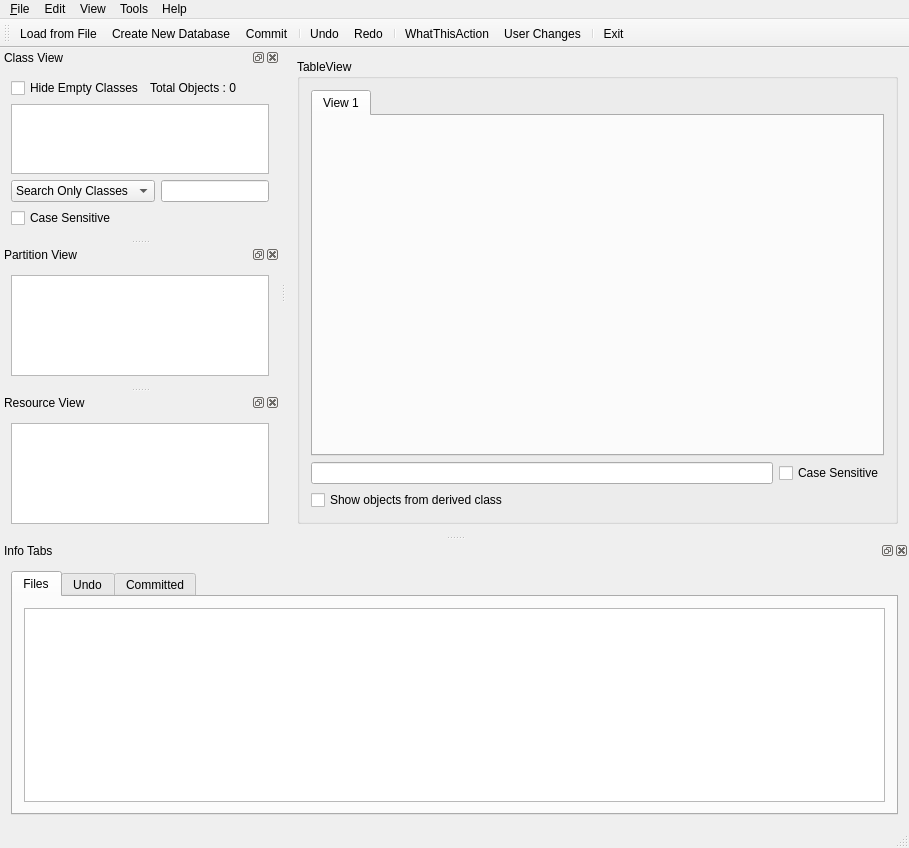
jcfreeman2/dbe, file ui/DBE.ui: the form before one commit.
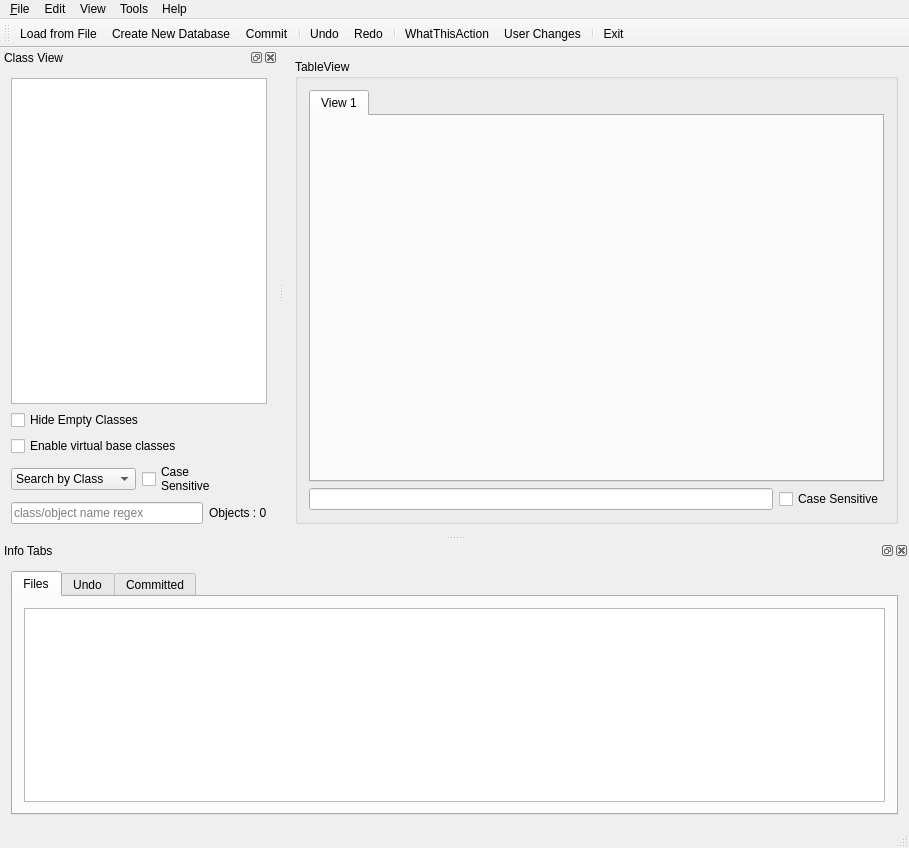
The form after the commit. The open tabs and pages were chosen to show the change. Icons and pictures are not drawn. Custom widgets are drawn as their Qt base class.

Commit message: Remove Partition and Resource views, update tooltips and rearrange ui elements

The edit to the form file:
```diff
--- a/ui/DBE.ui
+++ b/ui/DBE.ui
@@ -31,6 +31,12 @@
         <property name="acceptDrops">
          <bool>false</bool>
         </property>
+        <property name="toolTip">
+         <string/>
+        </property>
+        <property name="toolTipDuration">
+         <number>1</number>
+        </property>
         <property name="title">
          <string>TableView</string>
         </property>
@@ -43,6 +49,12 @@
            <property name="acceptDrops">
             <bool>false</bool>
            </property>
+           <property name="toolTip">
+            <string/>
+           </property>
+           <property name="toolTipDuration">
+            <number>1</number>
+           </property>
            <property name="currentIndex">
             <number>0</number>
            </property>
@@ -60,6 +72,9 @@
             <layout class="QHBoxLayout" name="HorizontalLayout8">
              <item>
               <widget class="QLineEdit" name="SearchLineTable">
+               <property name="toolTip">
+                <string>Class name to search for regex</string>
+               </property>
                <property name="text">
                 <string/>
                </property>
@@ -73,6 +88,9 @@
                  <bold>false</bold>
                 </font>
                </property>
+               <property name="toolTip">
+                <string>Respect case of expression in search</string>
+               </property>
                <property name="text">
                 <string>Case Sensitive</string>
                </property>
@@ -82,13 +100,6 @@
            </item>
           </layout>
          </item>
-         <item>
-          <widget class="QCheckBox" name="ShowDerivedObjects">
-           <property name="text">
-            <string>Show objects from derived class</string>
-           </property>
-          </widget>
-         </item>
         </layout>
        </widget>
       </item>
@@ -169,6 +180,9 @@
    <addaction name="HelpMenu"/>
   </widget>
   <widget class="QToolBar" name="MainToolBar">
+   <property name="toolTipDuration">
+    <number>1</number>
+   </property>
    <attribute name="toolBarArea">
     <enum>TopToolBarArea</enum>
    </attribute>
@@ -206,47 +220,60 @@
      <item>
       <layout class="QVBoxLayout" name="VerticalLayout">
        <item>
-        <layout class="QHBoxLayout" name="HorizontalLayout4">
+        <widget class="CustomTreeView" name="TreeView">
+         <property name="toolTip">
+          <string>&lt;html&gt;&lt;head/&gt;&lt;body&gt;&lt;p&gt;Select class name to show objects of class in Table View (double click)&lt;/p&gt;&lt;p&gt;Select object name to edit object (double click)&lt;/p&gt;&lt;p&gt;or right click for context menu&lt;/p&gt;&lt;p&gt;&lt;br/&gt;&lt;/p&gt;&lt;/body&gt;&lt;/html&gt;</string>
+         </property>
+        </widget>
+       </item>
+      </layout>
+     </item>
          <item>
           <widget class="QCheckBox" name="HideCheckBox">
            <property name="font">
             <font>
              <weight>50</weight>
              <bold>false</bold>
-            </font>
-           </property>
+         <kerning>true</kerning>
+        </font>
+       </property>
+       <property name="toolTip">
+        <string>Don't display classes that have no instances in the database</string>
+       </property>
            <property name="text">
             <string>Hide Empty Classes</string>
            </property>
           </widget>
          </item>
          <item>
-          <widget class="QLabel" name="TotalObjectsLabel">
-           <property name="font">
-            <font>
-             <weight>50</weight>
-             <bold>false</bold>
-            </font>
+      <widget class="QCheckBox" name="ShowDerivedObjects">
+       <property name="toolTip">
+        <string>Allow selecting by abstract base classes</string>
            </property>
            <property name="text">
-            <string>Total Objects : 0</string>
-           </property>
-          </widget>
-         </item>
-        </layout>
-       </item>
-       <item>
-        <widget class="CustomTreeView" name="TreeView"/>
-       </item>
-      </layout>
+        <string>Enable virtual base classes</string>
+       </property>
+      </widget>
      </item>
      <item>
       <layout class="QHBoxLayout" name="HorizontalLayout3">
        <item>
         <widget class="SearchComboBox" name="SearchBox">
+         <property name="mouseTracking">
+          <bool>true</bool>
+         </property>
+         <property name="toolTip">
+          <string>Set search mode: by class name, object name or both</string>
+         </property>
+         <property name="toolTipDuration">
+          <number>-1</number>
+         </property>
          <property name="editable">
           <bool>false</bool>
          </property>
+         <property name="currentText">
+          <string>Search by Class</string>
+         </property>
          <property name="iconSize">
           <size>
            <width>20</width>
@@ -255,7 +282,7 @@
          </property>
          <item>
           <property name="text">
-           <string>Search Only Classes</string>
+           <string>Search by Class</string>
           </property>
           <property name="icon">
            <iconset resource="../icons/resource.qrc">
@@ -264,7 +291,7 @@
          </item>
          <item>
           <property name="text">
-           <string>Query Only Objects</string>
+           <string>Search by Object</string>
           </property>
           <property name="icon">
            <iconset resource="../icons/resource.qrc">
@@ -283,49 +310,42 @@
         </widget>
        </item>
        <item>
-        <widget class="QLineEdit" name="SearchTreeLine"/>
-       </item>
-      </layout>
-     </item>
-     <item>
       <widget class="QCheckBox" name="CaseSensitiveCheckBoxTree">
        <property name="font">
         <font>
          <weight>50</weight>
          <bold>false</bold>
-        </font>
-       </property>
+           <kerning>true</kerning>
+          </font>
+         </property>
+         <property name="toolTip">
+          <string>Respect case of expression in search</string>
+         </property>
        <property name="text">
-        <string>Case Sensitive</string>
+          <string>Case
+Sensitive</string>
        </property>
       </widget>
      </item>
     </layout>
-   </widget>
-  </widget>
-  <widget class="QDockWidget" name="PartitionDockWidget">
-   <property name="font">
-    <font>
-     <weight>50</weight>
-     <bold>false</bold>
-     <kerning>true</kerning>
-    </font>
-   </property>
-   <property name="windowTitle">
-    <string>Partition View</string>
-   </property>
-   <attribute name="dockWidgetArea">
-    <number>1</number>
-   </attribute>
-   <widget class="QWidget" name="PartitionDockWidgetContents">
-    <layout class="QHBoxLayout" name="horizontalLayout">
-     <item>
-      <widget class="CustomTreeView" name="PartitionView"/>
-     </item>
-    </layout>
-   </widget>
-  </widget>
-  <widget class="QDockWidget" name="ResourceDockWidget">
+     </item>
+     <item>
+      <layout class="QHBoxLayout" name="HorizontalLayout4">
+       <item>
+        <widget class="QLineEdit" name="SearchTreeLine">
+         <property name="toolTip">
+          <string>Regular expression to match with class or object names</string>
+         </property>
+         <property name="toolTipDuration">
+          <number>-1</number>
+         </property>
+         <property name="placeholderText">
+          <string>class/object name regex</string>
+         </property>
+        </widget>
+       </item>
+       <item>
+        <widget class="QLabel" name="TotalObjectsLabel">
    <property name="font">
     <font>
      <weight>50</weight>
@@ -333,26 +353,24 @@
      <kerning>true</kerning>
     </font>
    </property>
-   <property name="windowTitle">
-    <string>Resource View</string>
-   </property>
-   <attribute name="dockWidgetArea">
-    <number>1</number>
-   </attribute>
-   <widget class="QWidget" name="ResourceDockWidgetContents">
-    <layout class="QVBoxLayout" name="verticalLayout">
-     <item>
-      <widget class="CustomTreeView" name="ResourceView">
-       <property name="whatsThis">
-        <string>&lt;html&gt;&lt;head/&gt;&lt;body&gt;&lt;p&gt;This view shows the database resources objects&lt;/p&gt;&lt;/body&gt;&lt;/html&gt;</string>
-       </property>
-      </widget>
+         <property name="toolTip">
+          <string>Number of objects matching search expression</string>
+         </property>
+         <property name="text">
+          <string>Objects : 0</string>
+         </property>
+        </widget>
+       </item>
+      </layout>
      </item>
     </layout>
    </widget>
   </widget>
   <widget class="QStatusBar" name="StatusBar"/>
   <widget class="QDockWidget" name="InfoDockWidget">
+   <property name="toolTipDuration">
+    <number>1</number>
+   </property>
    <property name="windowTitle">
     <string>Info Tabs</string>
    </property>
@@ -363,8 +381,14 @@
     <layout class="QHBoxLayout" name="horizontalLayout_2">
      <item>
       <widget class="QTabWidget" name="InfoWidget">
+       <property name="toolTip">
+        <string/>
+       </property>
+       <property name="toolTipDuration">
+        <number>1</number>
+       </property>
        <property name="currentIndex">
-        <number>2</number>
+        <number>0</number>
        </property>
        <property name="movable">
         <bool>true</bool>
@@ -376,6 +400,9 @@
         <layout class="QHBoxLayout" name="horizontalLayout_5">
          <item>
           <widget class="CustomFileView" name="FileView">
+           <property name="toolTip">
+            <string>Use context menu to update</string>
+           </property>
            <property name="sortingEnabled">
             <bool>true</bool>
            </property>
@@ -389,7 +416,11 @@
         </attribute>
         <layout class="QHBoxLayout" name="horizontalLayout_7">
          <item>
-          <widget class="QUndoView" name="UndoView"/>
+          <widget class="QUndoView" name="UndoView">
+           <property name="toolTip">
+            <string>Select point in undo list to revert to</string>
+           </property>
+          </widget>
          </item>
         </layout>
        </widget>
@@ -403,6 +434,12 @@
            <property name="mouseTracking">
             <bool>true</bool>
            </property>
+           <property name="toolTip">
+            <string> </string>
+           </property>
+           <property name="toolTipDuration">
+            <number>1</number>
+           </property>
            <property name="editTriggers">
             <set>QAbstractItemView::DoubleClicked|QAbstractItemView::SelectedClicked</set>
            </property>
@@ -526,7 +563,7 @@
     <string>E&amp;xit</string>
    </property>
    <property name="shortcut">
-    <string>Ctrl+X</string>
+    <string>Ctrl+Q</string>
    </property>
   </action>
   <action name="PythonScript">
@@ -698,11 +735,6 @@
    <extends>QTableView</extends>
    <header>dbe/CustomFileView.hpp</header>
   </customwidget>
-  <customwidget>
-   <class>QUndoView</class>
-   <extends>QListView</extends>
-   <header>qundoview.h</header>
-  </customwidget>
   <customwidget>
    <class>CustomTreeView</class>
    <extends>QTreeView</extends>
```
Lines whose indentation alone changed are shown as unchanged. The commit also changes 2 other files.
